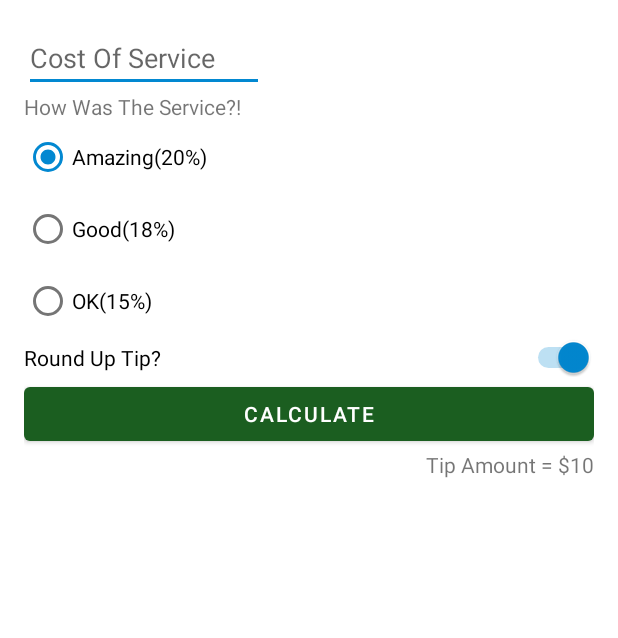
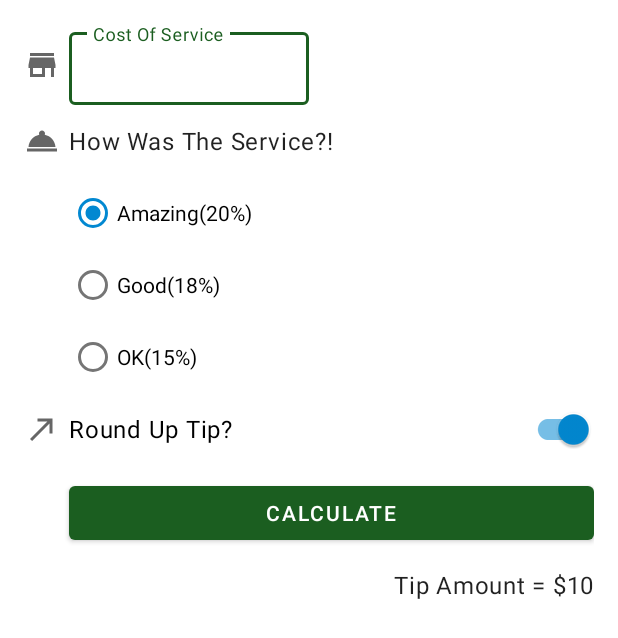
Before and after one commit to ApsMJ23/TipCalculatorApp, an Android app: the layout activity_main.xml on its own in the app's theme, with its tools: preview values and no code run, on a phone screen of 412 x 824 dp. Shown: the top 638 px of the screen. Run offline under Robolectric (Android 15) with nearby library versions, the phone set to English and light mode, and no system bars.

Commit message:
Version 3 Final Build Of the app with proper Material Designs And enhanced UX

```diff
--- a/app/build.gradle
+++ b/app/build.gradle
@@ -16,6 +16,7 @@ android {
         targetSdkVersion 30
         versionCode 1
         versionName "1.0"
+        vectorDrawables.useSupportLibrary = true
 
         testInstrumentationRunner "androidx.test.runner.AndroidJUnitRunner"
     }
--- a/app/src/main/java/com/example/tiptime/MainActivity.kt
+++ b/app/src/main/java/com/example/tiptime/MainActivity.kt
@@ -16,8 +16,8 @@ class MainActivity : AppCompatActivity() {
         binding.calculateButton.setOnClickListener{calculateTip()}
     }
     private fun calculateTip(){
-        val stringCost = binding.costOfService.text.toString()
-        val cost = stringCost.toDoubleOrNull() ?: return
+        val stringInTextField = binding.costOfService.text.toString()
+        val cost = stringInTextField.toDoubleOrNull() ?: return
         val tipPercentage = when(binding.tipOptions.checkedRadioButtonId){
             R.id.option_twenty_percent->0.20
             R.id.option_eighteen_percent->0.18
--- /dev/null
+++ b/app/src/main/res/drawable/ic_round_up.xml
@@ -0,0 +1,10 @@
+<vector xmlns:android="http://schemas.android.com/apk/res/android"
+    android:width="24dp"
+    android:height="24dp"
+    android:viewportWidth="24"
+    android:viewportHeight="24"
+    android:tint="?attr/colorControlNormal">
+  <path
+      android:fillColor="@android:color/white"
+      android:pathData="M9,5v2h6.59L4,18.59 5.41,20 17,8.41V15h2V5z"/>
+</vector>
--- /dev/null
+++ b/app/src/main/res/drawable/ic_service.xml
@@ -0,0 +1,10 @@
+<vector xmlns:android="http://schemas.android.com/apk/res/android"
+    android:width="24dp"
+    android:height="24dp"
+    android:viewportWidth="24"
+    android:viewportHeight="24"
+    android:tint="?attr/colorControlNormal">
+  <path
+      android:fillColor="@android:color/white"
+      android:pathData="M2,17h20v2L2,19zM13.84,7.79c0.1,-0.24 0.16,-0.51 0.16,-0.79 0,-1.1 -0.9,-2 -2,-2s-2,0.9 -2,2c0,0.28 0.06,0.55 0.16,0.79C6.25,8.6 3.27,11.93 3,16h18c-0.27,-4.07 -3.25,-7.4 -7.16,-8.21z"/>
+</vector>
--- /dev/null
+++ b/app/src/main/res/drawable/ic_store.xml
@@ -0,0 +1,10 @@
+<vector xmlns:android="http://schemas.android.com/apk/res/android"
+    android:width="24dp"
+    android:height="24dp"
+    android:viewportWidth="24"
+    android:viewportHeight="24"
+    android:tint="?attr/colorControlNormal">
+  <path
+      android:fillColor="@android:color/white"
+      android:pathData="M20,4L4,4v2h16L20,4zM21,14v-2l-1,-5L4,7l-1,5v2h1v6h10v-6h4v6h2v-6h1zM12,18L6,18v-4h6v4z"/>
+</vector>
--- a/app/src/main/res/layout/activity_main.xml
+++ b/app/src/main/res/layout/activity_main.xml
@@ -6,24 +6,55 @@
     android:layout_height="match_parent"
     android:padding="16dp"
     tools:context=".MainActivity">
+    <ImageView
+        android:id="@+id/cost_of_service_icon"
+        android:importantForAccessibility="no"
+        android:layout_width="wrap_content"
+        android:layout_height="wrap_content"
+        app:srcCompat="@drawable/ic_store"
+        app:layout_constraintStart_toStartOf="parent"
+        app:layout_constraintTop_toTopOf="@id/cost_of_service_layout"
+        app:layout_constraintBottom_toBottomOf="@id/cost_of_service_layout"/>
+    <com.google.android.material.textfield.TextInputLayout
+    android:id="@+id/cost_of_service_layout"
+    android:layout_width="160dp"
+    android:layout_height="wrap_content"
+    android:hint="@string/cost_of_service"
+        android:layout_marginStart="30dp"
+        style="@style/Widget.MaterialComponents.TextInputLayout.OutlinedBox.Dense"
+        app:layout_constraintStart_toEndOf="@id/cost_of_service_icon"
+    app:layout_constraintStart_toStartOf="parent"
+    app:layout_constraintTop_toTopOf="parent"
+        android:layout_marginLeft="16dp">
 
-    <EditText
+    <com.google.android.material.textfield.TextInputEditText
         android:id="@+id/cost_of_service"
-        android:layout_width="160dp"
+        android:layout_width="match_parent"
+        android:layout_height="wrap_content"/>
+
+</com.google.android.material.textfield.TextInputLayout>
+
+    <ImageView
+        android:id="@+id/icon_service_question"
+        android:layout_width="wrap_content"
         android:layout_height="wrap_content"
-        android:hint="@string/cost_of_service"
-        android:importantForAutofill="no"
-        android:inputType="numberDecimal"
+        android:importantForAccessibility="no"
+        app:srcCompat="@drawable/ic_service"
         app:layout_constraintStart_toStartOf="parent"
-        app:layout_constraintTop_toTopOf="parent" />
+        app:layout_constraintTop_toTopOf="@id/service_question"
+        app:layout_constraintBottom_toBottomOf="@id/service_question" />
 
     <TextView
         android:id="@+id/service_question"
         android:layout_width="wrap_content"
         android:layout_height="wrap_content"
+        style="@style/Widget.TipTime.TextView"
+        android:layout_marginStart="30dp"
+        app:layout_constraintStart_toEndOf="@id/cost_of_service_icon"
         android:text="@string/how_was_the_service"
         app:layout_constraintStart_toStartOf="parent"
-        app:layout_constraintTop_toBottomOf="@id/cost_of_service" />
+        app:layout_constraintTop_toBottomOf="@id/cost_of_service_layout"
+        android:layout_marginLeft="30dp" />
 
     <RadioGroup
         android:id="@+id/tip_options"
@@ -31,8 +62,8 @@
         android:layout_height="wrap_content"
         android:checkedButton="@id/option_twenty_percent"
         android:orientation="vertical"
-        app:layout_constraintStart_toStartOf="parent"
-        app:layout_constraintTop_toBottomOf="@id/service_question">
+        app:layout_constraintTop_toBottomOf="@id/service_question"
+        app:layout_constraintStart_toStartOf="@id/service_question">
 
         <RadioButton
             android:id="@+id/option_twenty_percent"
@@ -53,16 +84,29 @@
             android:text="@string/ok_15" />
     </RadioGroup>
 
-    <Switch
+    <ImageView
+        android:id="@+id/icon_round_up"
+        android:layout_width="wrap_content"
+        android:layout_height="wrap_content"
+        android:importantForAccessibility="no"
+        app:srcCompat="@drawable/ic_round_up"
+        app:layout_constraintStart_toStartOf="parent"
+        app:layout_constraintTop_toTopOf="@id/round_up_switch"
+        app:layout_constraintBottom_toBottomOf="@id/round_up_switch" />
+
+    <com.google.android.material.switchmaterial.SwitchMaterial
         android:id="@+id/round_up_switch"
         android:layout_width="0dp"
         android:layout_height="wrap_content"
         android:checked="true"
+        style="@style/Widget.TipTime.TextView"
         android:text="@string/round_up_tip"
         app:layout_constraintEnd_toEndOf="parent"
         app:layout_constraintStart_toStartOf="parent"
         app:layout_constraintTop_toBottomOf="@id/tip_options"
-        tools:ignore="UseSwitchCompatOrMaterialXml" />
+        android:layout_marginStart="30dp"
+        app:layout_constraintStart_toEndOf="@id/icon_round_up"
+        android:layout_marginLeft="30dp" />
 
     <Button
         android:id="@+id/calculate_button"
@@ -70,7 +114,8 @@
         android:layout_height="wrap_content"
         android:text="@string/calculate"
         app:layout_constraintEnd_toEndOf="parent"
-        app:layout_constraintStart_toStartOf="parent"
+        android:layout_marginTop="8dp"
+        app:layout_constraintStart_toStartOf="@id/round_up_switch"
         app:layout_constraintTop_toBottomOf="@id/round_up_switch" />
 
     <TextView
@@ -78,6 +123,7 @@
         android:layout_width="wrap_content"
         android:layout_height="wrap_content"
         tools:text="Tip Amount = $10"
+        style="@style/Widget.TipTime.TextView"
         app:layout_constraintEnd_toEndOf="parent"
         app:layout_constraintTop_toBottomOf="@id/calculate_button" />
 
--- /dev/null
+++ b/app/src/main/res/values/style.xml
@@ -0,0 +1,8 @@
+<?xml version="1.0" encoding="utf-8"?>
+<resources>
+    <style name="Widget.TipTime.TextView" parent="Widget.MaterialComponents.TextView">
+        <item name="android:minHeight">48dp</item>
+        <item name="android:gravity">center_vertical</item>
+        <item name="android:textAppearance">?attr/textAppearanceBody1</item>
+    </style>
+</resources>
```
